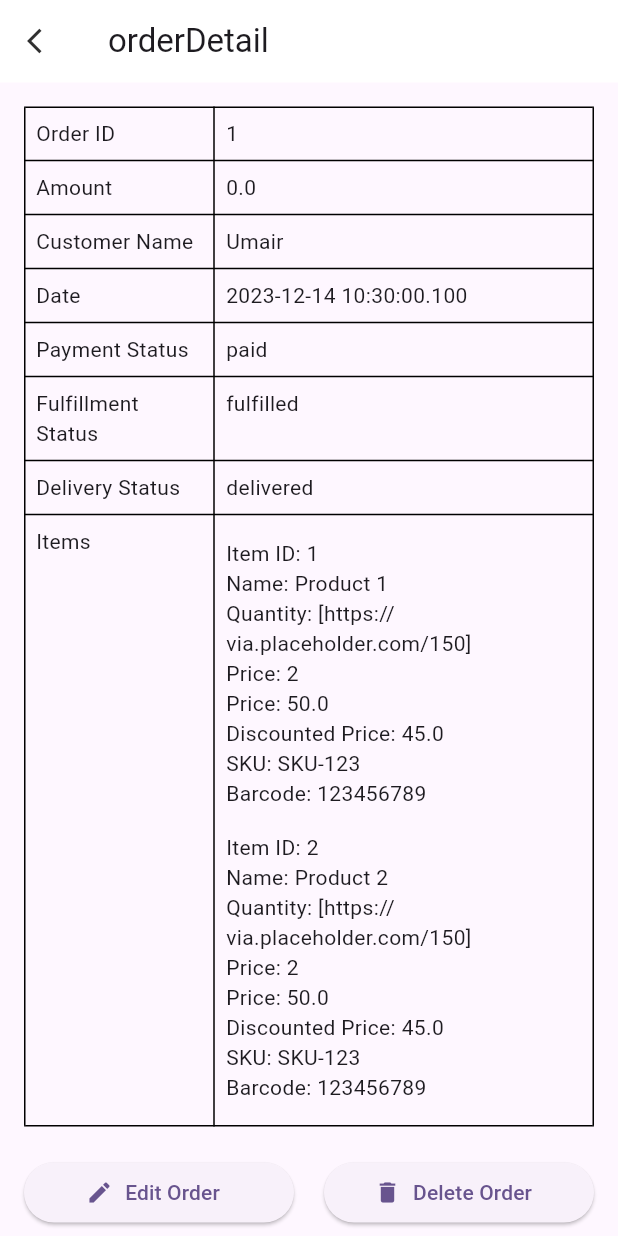
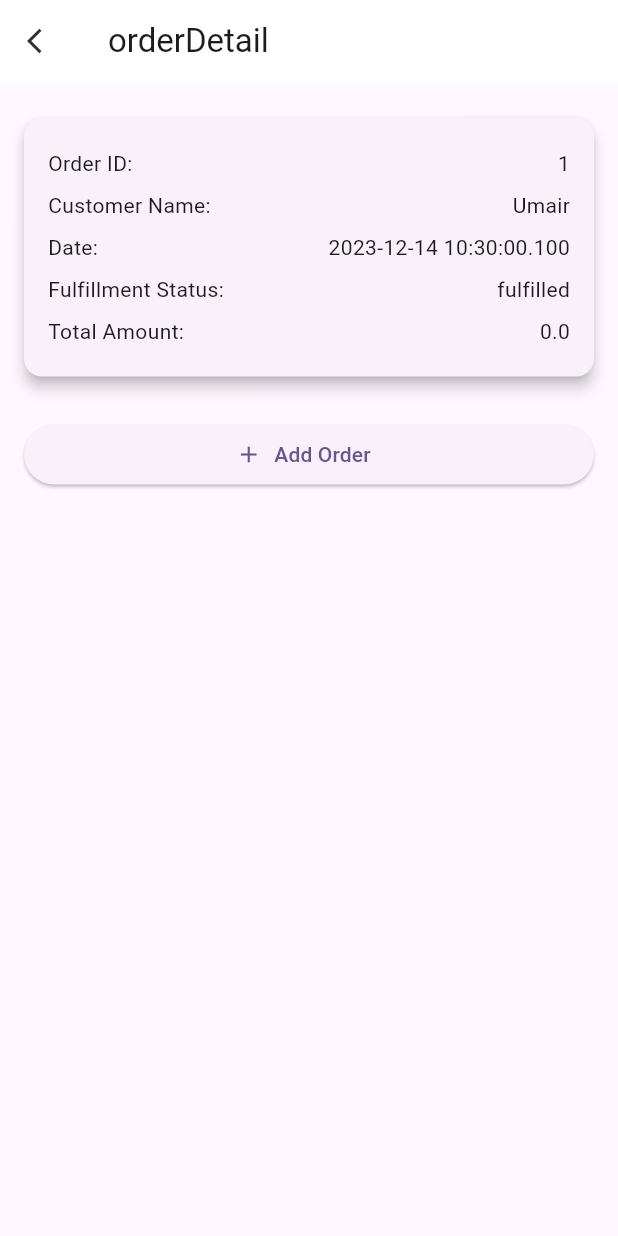
Before and after one commit to StrangerDeveloper/ismmart_vms, a Flutter app: the OrderView screen opened by its route, on a phone screen of 412 x 824 dp. Run offline on Flutter 3.47's test engine with Material 3 defaults, Android fonts, the phone set to English and light mode, and no system bars; our stand-ins replace cached_network_image, country_code_picker, dropdown_search, firebase_core, fl_chart, flutter_image_compress and 8 more; accounts and stored records are empty; statements that could not run were skipped; project files that could hold a hidden picture were left out.

Commit message:
updated order view

```diff
--- a/lib/screens/Order/order_view.dart
+++ b/lib/screens/Order/order_view.dart
@@ -5,6 +5,8 @@ import 'package:ismmart_vms/screens/Order/model/order_model.dart';
 import 'package:ismmart_vms/screens/Order/order_viewModel.dart';
 import 'package:ismmart_vms/widgets/custom_appbar.dart';
 import 'package:ismmart_vms/widgets/custom_text.dart';
+
+import '../order_detail/order_detail_view.dart';
 
 class OrderView extends StatelessWidget {
   OrderView({Key? key}) : super(key: key) {
@@ -37,7 +39,12 @@ class OrderView extends StatelessWidget {
                         itemCount: orderController.orders.length,
                         itemBuilder: (context, index) {
                           final detail = orderController.orders[index];
-                          return _buildOrderDetail(detail);
+                          return GestureDetector(
+                            onTap: () {
+                              Get.to(() => OrderDetailView(order: detail));
+                            },
+                            child: _buildOrderCard(detail),
+                          );
                         },
                       ),
                       const SizedBox(height: 20),
@@ -47,30 +54,10 @@ class OrderView extends StatelessWidget {
                           Expanded(
                             child: ElevatedButton.icon(
                               onPressed: () {
-                                //Get.to(() => AddEditOrderView());
+                                // Get.to(() => AddOrderView());
                               },
-                              icon: const Icon(Icons.edit),
-                              label: const Text('Edit Order'),
-                            ),
-                          ),
-                          const SizedBox(width: 20),
-                          Expanded(
-                            child: ElevatedButton.icon(
-                              onPressed: () {
-                                Get.defaultDialog(
-                                  title: 'Delete Order',
-                                  middleText:
-                                      'Are you sure you want to delete this order?',
-                                  textConfirm: 'Yes',
-                                  textCancel: 'No',
-                                  onConfirm: () {
-                                    // Delete order
-                                    Get.back();
-                                  },
-                                );
-                              },
-                              icon: const Icon(Icons.delete),
-                              label: const Text('Delete Order'),
+                              icon: const Icon(Icons.add),
+                              label: const Text('Add Order'),
                             ),
                           ),
                         ],
@@ -83,84 +70,39 @@ class OrderView extends StatelessWidget {
     );
   }
 
-  Widget _buildOrderDetail(Order detail) {
-    List<TableRow> rows = [
-      _buildTableRow("Order ID", detail.orderId.toString()),
-      _buildTableRow("Amount", detail.amount.toString()),
-      _buildTableRow("Customer Name", detail.customerName),
-      _buildTableRow("Date", detail.date.toString()),
-      _buildTableRow("Payment Status", detail.paymentStatus),
-      _buildTableRow("Fulfillment Status", detail.fulfillmentStatus),
-      _buildTableRow("Delivery Status", detail.deliveryStatus),
-      // Add other details as needed
-    ];
+  Widget _buildOrderCard(Order detail) {
+    return Card(
+      elevation: 4.0,
+      margin: const EdgeInsets.symmetric(vertical: 8.0),
+      child: Padding(
+        padding: const EdgeInsets.all(16.0),
+        child: Column(
+          crossAxisAlignment: CrossAxisAlignment.start,
+          children: [
+            _buildOrderCardContent("Order ID", detail.orderId.toString()),
+            _buildOrderCardContent("Customer Name", detail.customerName),
+            _buildOrderCardContent("Date", detail.date.toString()),
+            _buildOrderCardContent(
+                "Fulfillment Status", detail.fulfillmentStatus),
+            _buildOrderCardContent("Total Amount", detail.amount.toString()),
+          ],
+        ),
+      ),
+    );
+  }
 
-    // Add a table row for items
-    rows.add(
-      TableRow(
+  Widget _buildOrderCardContent(String title, String value) {
+    return Padding(
+      padding: const EdgeInsets.symmetric(vertical: 4.0),
+      child: Row(
+        mainAxisAlignment: MainAxisAlignment.spaceBetween,
         children: [
-          const Padding(
-            padding: EdgeInsets.all(8.0),
-            child: Text("Items", textAlign: TextAlign.start),
-          ),
-          Padding(
-            padding: const EdgeInsets.all(8.0),
-            child: Column(
-              children: _buildItemDetails(detail.items),
-            ),
+          CustomText(title: "$title:"),
+          CustomText(
+            title: value,
           ),
         ],
       ),
     );
-
-    return Table(
-      border: TableBorder.all(),
-      columnWidths: const {
-        0: FlexColumnWidth(1),
-        1: FlexColumnWidth(2),
-      },
-      children: rows,
-    );
-  }
-
-  List<Widget> _buildItemDetails(List<Item> items) {
-    return items.map((item) {
-      return _buildItemDetail(item);
-    }).toList();
-  }
-
-  Widget _buildItemDetail(Item itemDetails) {
-    return Padding(
-      padding: const EdgeInsets.symmetric(vertical: 8.0),
-      child: Column(
-        crossAxisAlignment: CrossAxisAlignment.start,
-        mainAxisAlignment: MainAxisAlignment.spaceAround,
-        children: [
-          CustomText(title: "Item ID: ${itemDetails.itemId}"),
-          CustomText(title: "Name: ${itemDetails.name}"),
-          CustomText(title: "Quantity: ${itemDetails.media}"),
-          CustomText(title: "Price: ${itemDetails.quantity}"),
-          CustomText(title: "Price: ${itemDetails.price}"),
-          CustomText(title: "Discounted Price: ${itemDetails.discountedPrice}"),
-          CustomText(title: "SKU: ${itemDetails.sku}"),
-          CustomText(title: "Barcode: ${itemDetails.barcode}"),
-        ],
-      ),
-    );
-  }
-
-  TableRow _buildTableRow(String title, String value) {
-    return TableRow(
-      children: [
-        Padding(
-          padding: const EdgeInsets.all(8.0),
-          child: Text(title, textAlign: TextAlign.start),
-        ),
-        Padding(
-          padding: const EdgeInsets.all(8.0),
-          child: Text(value, textAlign: TextAlign.start),
-        ),
-      ],
-    );
   }
 }
```
